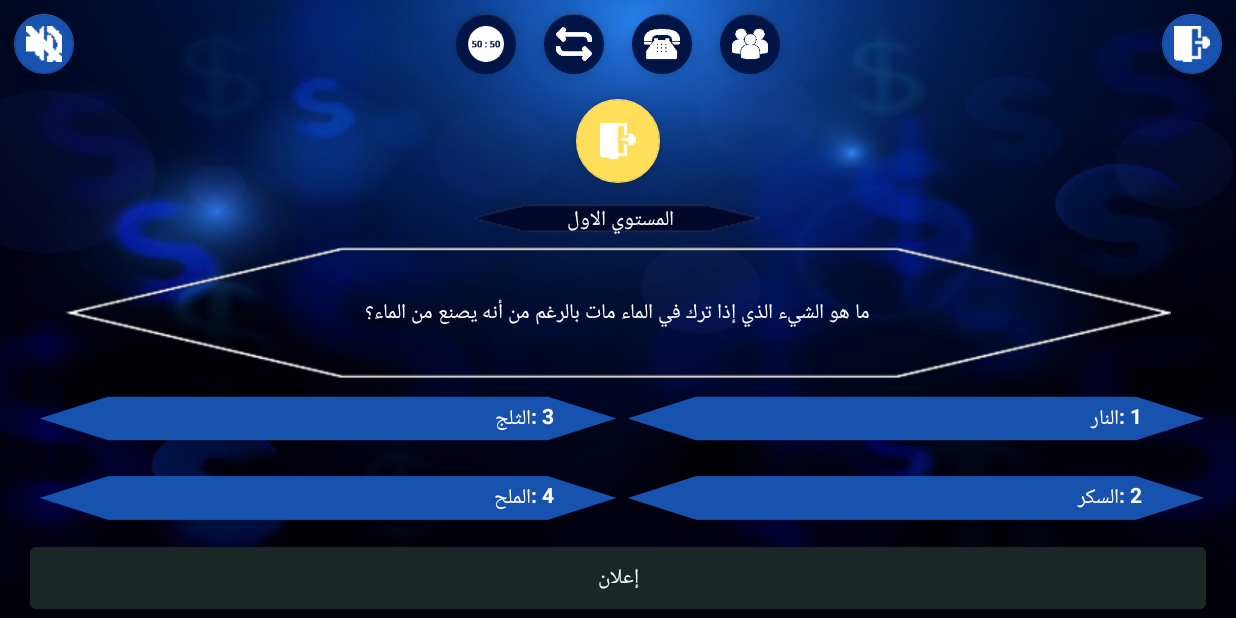
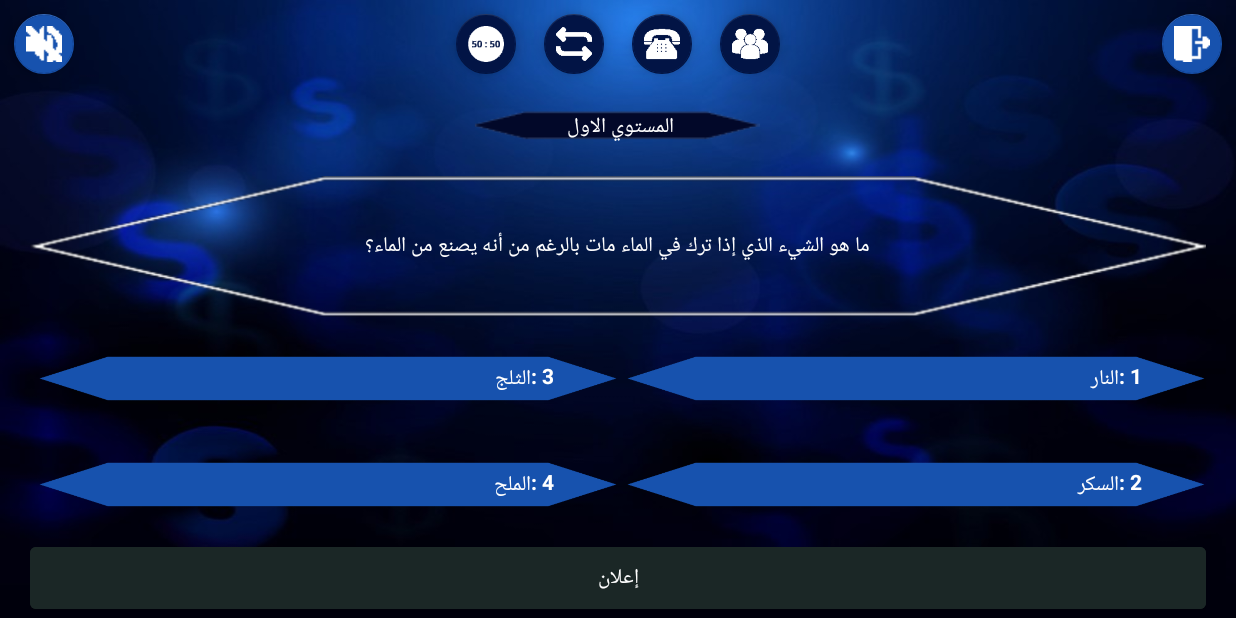
Before and after one commit to tamer017/molloonaire, an Android app: the Game screen opened directly, with no data from a screen before it, on a phone screen of 824 x 412 dp (held sideways). Run offline under Robolectric (Android 15) with nearby library versions, the phone set to English and light mode, and no system bars; libraries missing offline, so code that uses them is left out: com.github.mikephil.charting.

Commit message:
after remove timer

```diff
--- a/app/src/main/res/layout/activity_game.xml
+++ b/app/src/main/res/layout/activity_game.xml
@@ -98,32 +98,12 @@
         android:layout_below="@+id/header"
         android:paddingHorizontal="20dp">
 
-        <LinearLayout
-            android:id="@+id/timer_holder"
-            android:layout_width="match_parent"
-            android:layout_height="0dp"
-            android:layout_weight="0.2"
-            android:gravity="center"
-            android:orientation="horizontal">
-
-            <com.google.android.material.floatingactionbutton.FloatingActionButton
-                android:id="@+id/timer"
-                android:layout_width="wrap_content"
-                android:layout_height="match_parent"
-                android:layout_margin="5dp"
-                android:src="@drawable/logout"
-                app:backgroundTint="#FFDE59"
-                app:fabSize="normal"
-                app:layout_anchorGravity="top|center"
-                app:tint="#FFFFFF" />
-        </LinearLayout>
 
         <RelativeLayout
             android:id="@+id/question_number_holder"
             android:layout_width="match_parent"
             android:layout_height="0dp"
-            android:layout_weight="0.1"
-            android:layout_below="@id/timer_holder">
+            android:layout_weight="0.15">
 
             <ImageView
                 android:layout_width="wrap_content"
@@ -148,7 +128,7 @@
             android:id="@+id/question_holder"
             android:layout_width="match_parent"
             android:layout_height="0dp"
-            android:layout_weight="0.25"
+            android:layout_weight="0.30"
             android:layout_below="@+id/question_number_holder">
 
             <ImageView
@@ -172,7 +152,7 @@
             <LinearLayout
                 android:layout_width="match_parent"
                 android:layout_height="0dp"
-                android:layout_weight="0.3"
+                android:layout_weight="0.4"
                 android:layoutDirection="rtl"
                 android:orientation="horizontal">
 
```
Also changed, not shown: app/src/main/res/layout/activity_main.xml (+14 -13 lines).
